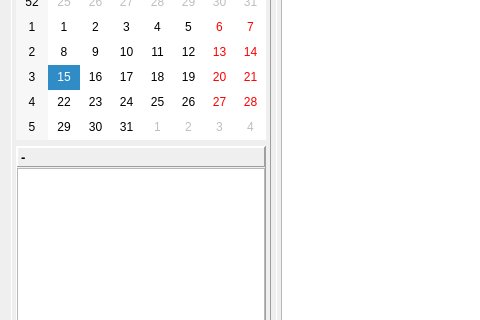
Old version of the form mainwindow.ui in the repository Tria-Andy/WorkoutEditor; both pictures show x 0 to 480 and y 124 to 444 of the 1234 by 766 pixel window.
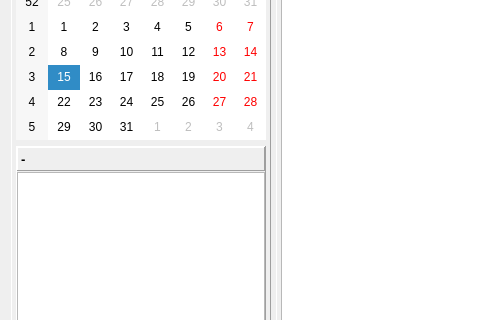
New version of the form. The open tabs and pages were chosen to show the change. Icons and pictures are not drawn. Custom widgets are drawn as their Qt base class.

```diff
--- a/mainwindow.ui
+++ b/mainwindow.ui
@@ -144,7 +144,13 @@
                 <property name="minimumSize">
                  <size>
                   <width>0</width>
-                  <height>20</height>
+                  <height>24</height>
+                 </size>
+                </property>
+                <property name="maximumSize">
+                 <size>
+                  <width>16777215</width>
+                  <height>24</height>
                  </size>
                 </property>
                 <property name="font">
```
Left out of the diff: 2 changed lines with no effect on the pictures.
